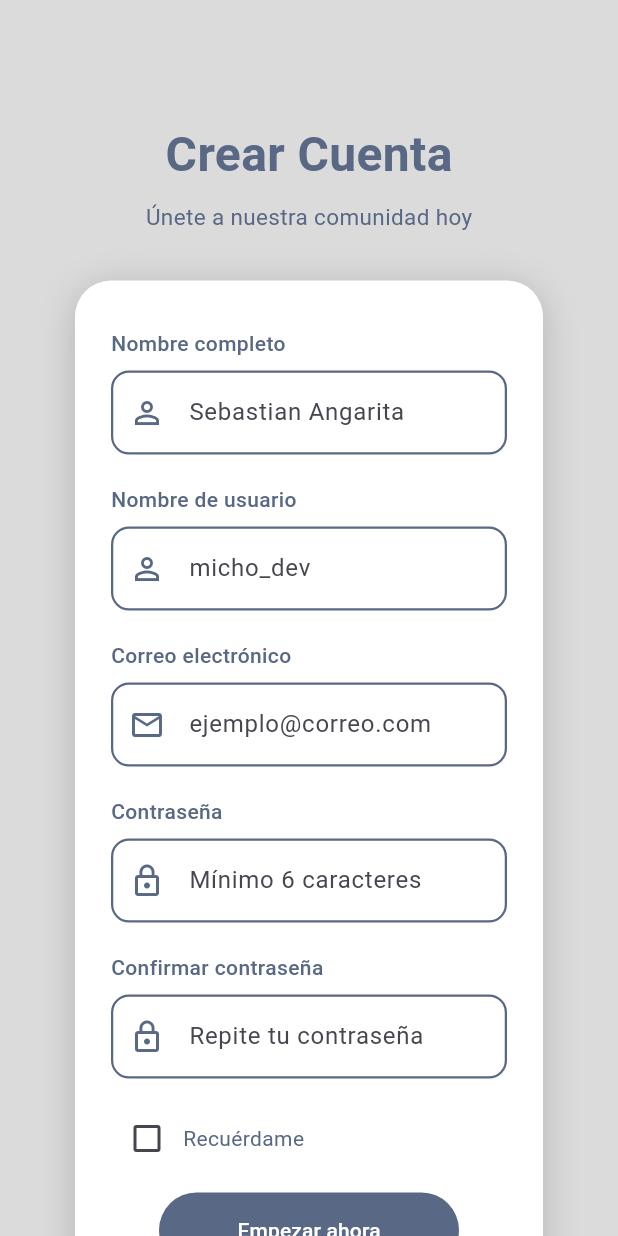
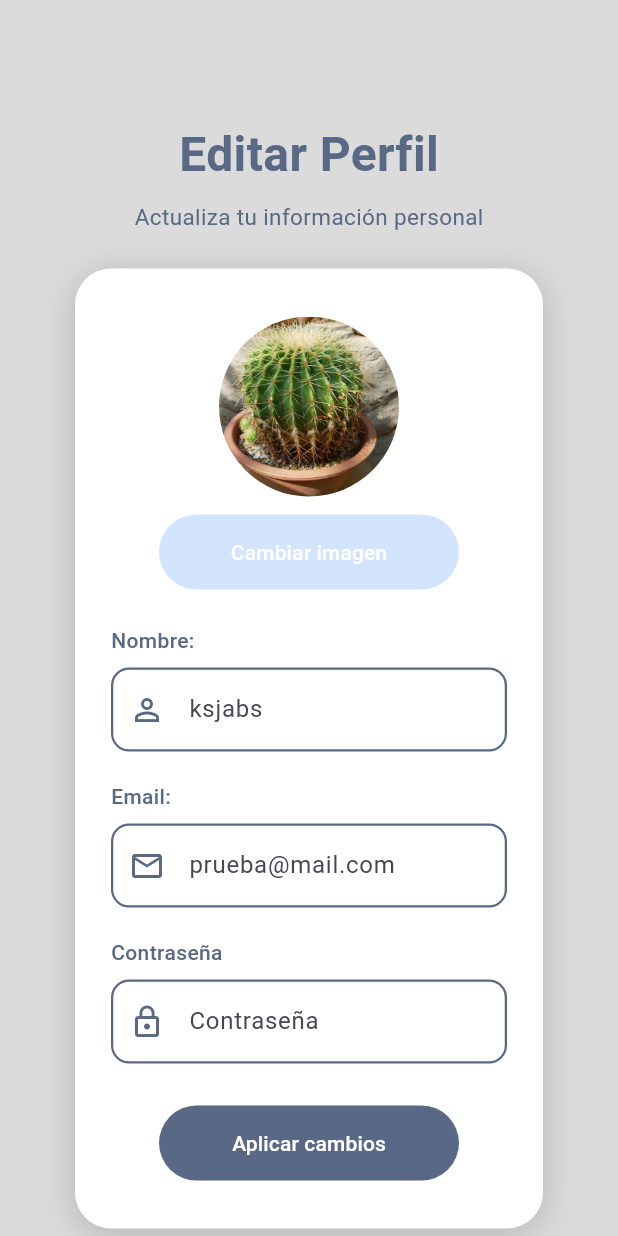
Before and after one commit to GabrielJaramilloCuberos/flutter_it, a Flutter app: the screen it shows after launch, on a phone screen of 412 x 824 dp. Run offline on Flutter 3.47's test engine with Material 3 defaults, Android fonts, the phone set to English and light mode, and no system bars.

Commit message:
edit propfile sc

```diff
--- a/lib/main.dart
+++ b/lib/main.dart
@@ -1,7 +1,7 @@
 import 'package:flutter/material.dart';
 import 'package:flutter_it/screens/start_screen/start_screen.dart';
 import 'package:flutter_it/screens/register_screen/register_screen.dart';
-
+import 'package:flutter_it/screens/edit_profile_screen/edit_profile_screen.dart';
 void main() {
   runApp(const MainApp());
 }
@@ -12,7 +12,7 @@ class MainApp extends StatelessWidget {
   @override
   Widget build(BuildContext context) {
     return const MaterialApp(
-      home: RegisterScreen()
+      home: EditProfileScreen()
     );
   }
 }
--- /dev/null
+++ b/lib/screens/edit_profile_screen/edit_profile_screen.dart
@@ -0,0 +1,156 @@
+import 'package:flutter/material.dart';
+import '../start_screen/start_screen.dart'; // Reutiliza: TopTextField, CustomTextField, LoginButton
+
+class EditProfileScreen extends StatelessWidget {
+  const EditProfileScreen({super.key});
+
+  @override
+  Widget build(BuildContext context) {
+    return Scaffold(
+      backgroundColor: Color.fromARGB(255, 219, 219, 219),
+      body: Center(
+        child: SingleChildScrollView(
+          child: Padding(
+            padding: const EdgeInsets.all(40),
+            child: Column(
+              children: [
+                SizedBox(height: 40),
+                EditProfileTitle(),
+                SizedBox(height: 24),
+                Container(
+                  margin: EdgeInsets.symmetric(horizontal: 10),
+                  padding: EdgeInsets.symmetric(horizontal: 24, vertical: 32),
+                  decoration: BoxDecoration(
+                    color: Colors.white,
+                    borderRadius: BorderRadius.circular(24),
+                    boxShadow: [
+                      BoxShadow(
+                        color: Colors.black.withValues(alpha: 0.18),
+                        blurRadius: 20,
+                        offset: Offset(0, 4),
+                      ),
+                    ],
+                  ),
+                  child: Column(
+                    children: [
+                      ProfileAvatar(),
+                      SizedBox(height: 12),
+                      LoginButton(
+                        buttonName: "Cambiar imagen",
+                        buttonColor: Color(0xFFd2e4ff),
+                      ),
+                      SizedBox(height: 24),
+                      fieldGroup(
+                        label: "Nombre:",
+                        child: CustomTextField(
+                          hintText: "ksjabs",
+                          prefixIcon: Icons.person_outline,
+                        ),
+                      ),
+                      SizedBox(height: 20),
+                      fieldGroup(
+                        label: "Email:",
+                        child: CustomTextField(
+                          hintText: "prueba@mail.com",
+                          prefixIcon: Icons.email_outlined,
+                        ),
+                      ),
+                      SizedBox(height: 20),
+                      fieldGroup(
+                        label: "Contraseña",
+                        child: CustomTextField(
+                          hintText: "Contraseña",
+                          prefixIcon: Icons.lock_outline,
+                          obscureText: true,
+                        ),
+                      ),
+                      SizedBox(height: 28),
+                      LoginButton(
+                        buttonName: "Aplicar cambios",
+                        buttonColor: Color(0xFF596884),
+                      ),
+                    ],
+                  ),
+                ),
+                SizedBox(height: 40),
+              ],
+            ),
+          ),
+        ),
+      ),
+    );
+  }
+
+  Widget fieldGroup({required String label, required Widget child}) {
+    return Column(
+      crossAxisAlignment: CrossAxisAlignment.start,
+      children: [
+        TopTextField(text: label),
+        SizedBox(height: 8),
+        child,
+      ],
+    );
+  }
+}
+
+// ── Nuevos componentes solo para esta pantalla ────────────────────────────────
+
+class EditProfileTitle extends StatelessWidget {
+  const EditProfileTitle({super.key});
+
+  @override
+  Widget build(BuildContext context) {
+    return Column(
+      children: [
+        Text(
+          "Editar Perfil",
+          style: TextStyle(
+            color: Color(0xFF596884),
+            fontSize: 32,
+            fontWeight: FontWeight.bold,
+          ),
+        ),
+        SizedBox(height: 8),
+        Text(
+          "Actualiza tu información personal",
+          style: TextStyle(
+            color: Color(0xFF596884),
+            fontSize: 15,
+          ),
+        ),
+      ],
+    );
+  }
+}
+
+class ProfileAvatar extends StatelessWidget {
+  const ProfileAvatar({super.key});
+
+  @override
+  Widget build(BuildContext context) {
+    return ClipOval(
+      child: Image.asset(
+        'assets/images/cactus.jpg',
+        width: 120,
+        height: 120,
+        fit: BoxFit.cover,
+        errorBuilder: (context, error, stackTrace) {
+          // Placeholder si la imagen no existe aún
+          return Container(
+            width: 120,
+            height: 120,
+            decoration: BoxDecoration(
+              color: Color(0xFFd2e4ff),
+              shape: BoxShape.circle,
+            ),
+            child: Icon(
+              Icons.person,
+              size: 70,
+              color: Color(0xFF596884),
+            ),
+          );
+        },
+      ),
+    );
+  }
+}
```
